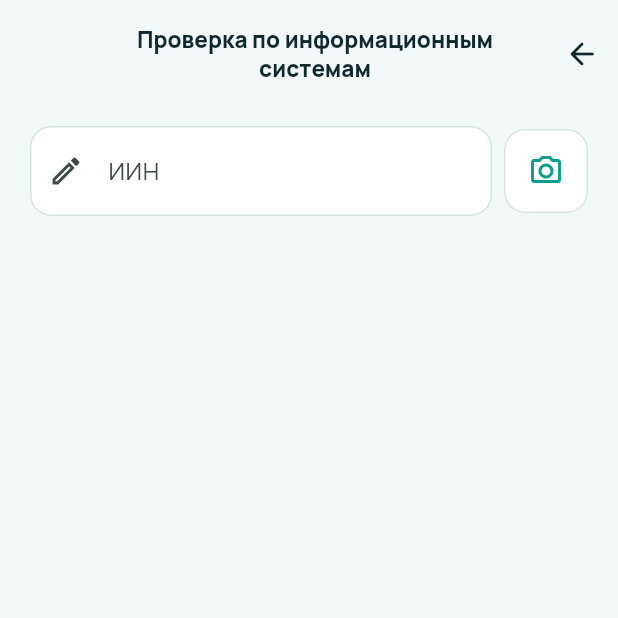
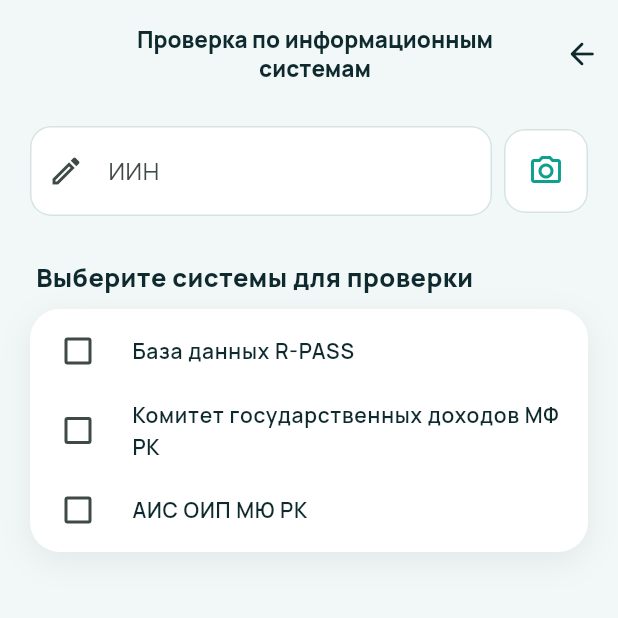
Before and after one commit to rauan-boop/R-PASS-App, a Flutter app: the InformationSystemCheckScreen screen opened directly, on a phone screen of 412 x 824 dp, the top half of it. Run offline on Flutter 3.47's test engine with Material 3 defaults, Android fonts, the phone set to English and light mode, and no system bars; our stand-ins replace google_fonts; missing offline and left inert: dart:html.

Commit message:
Add selectable information systems
Co-authored-by: Copilot <223556219+Copilot@users.noreply.github.com>

```diff
--- a/lib/screens/information_system_check_screen.dart
+++ b/lib/screens/information_system_check_screen.dart
@@ -15,7 +15,14 @@ class InformationSystemCheckScreen extends StatefulWidget {
 
 class _InformationSystemCheckScreenState
     extends State<InformationSystemCheckScreen> {
+  static const _informationSystems = [
+    'База данных R-PASS',
+    'Комитет государственных доходов МФ РК',
+    'АИС ОИП МЮ РК',
+  ];
+
   final _iinController = TextEditingController();
+  final Set<String> _selectedSystems = {};
   bool _showDemoRecognition = false;
 
   @override
@@ -100,6 +107,42 @@ class _InformationSystemCheckScreenState
                   ),
                 ],
               ),
+              const SizedBox(height: 20),
+              const SectionTitle('Выберите системы для проверки'),
+              AppCard(
+                padding: const EdgeInsets.symmetric(vertical: 4),
+                child: Column(
+                  children: [
+                    for (var i = 0; i < _informationSystems.length; i++)
+                      CheckboxListTile(
+                        value:
+                            _selectedSystems.contains(_informationSystems[i]),
+                        onChanged: (checked) {
+                          setState(() {
+                            if (checked == true) {
+                              _selectedSystems.add(_informationSystems[i]);
+                            } else {
+                              _selectedSystems.remove(_informationSystems[i]);
+                            }
+                          });
+                        },
+                        title: Text(
+                          _informationSystems[i],
+                          style: GoogleFonts.manrope(
+                            fontSize: 14,
+                            fontWeight: FontWeight.w600,
+                            color: AppColors.ink,
+                          ),
+                        ),
+                        activeColor: AppColors.primary,
+                        controlAffinity: ListTileControlAffinity.leading,
+                        contentPadding:
+                            const EdgeInsets.symmetric(horizontal: 12),
+                        dense: true,
+                      ),
+                  ],
+                ),
+              ),
               if (_showDemoRecognition) ...[
                 const SizedBox(height: 20),
                 const SectionTitle('Результат распознавания'),
```
